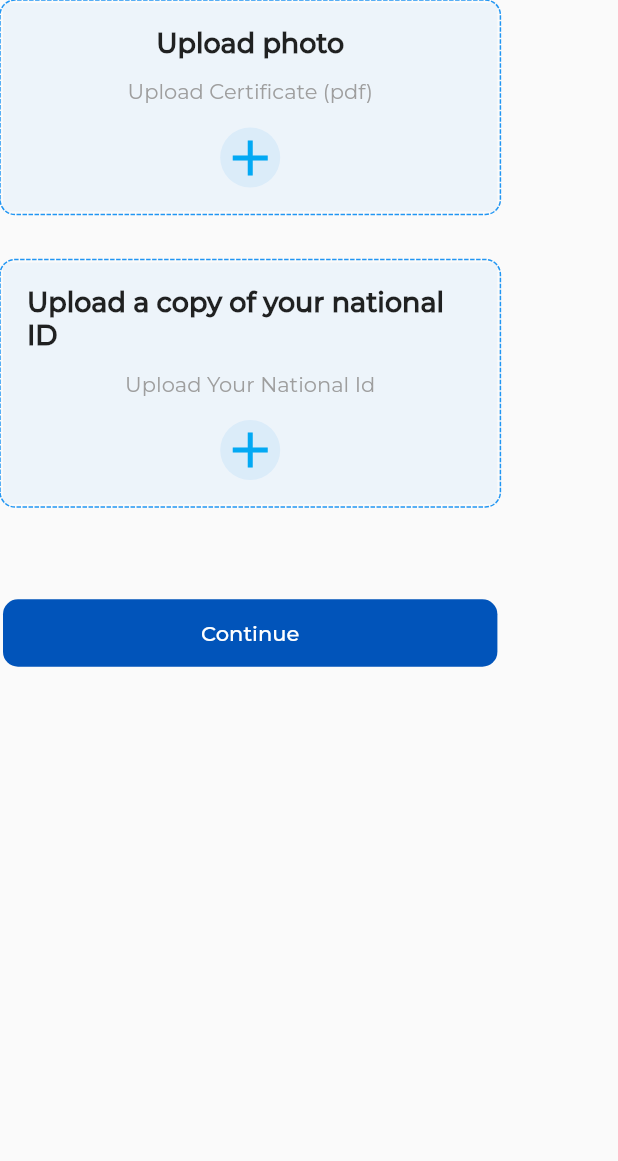
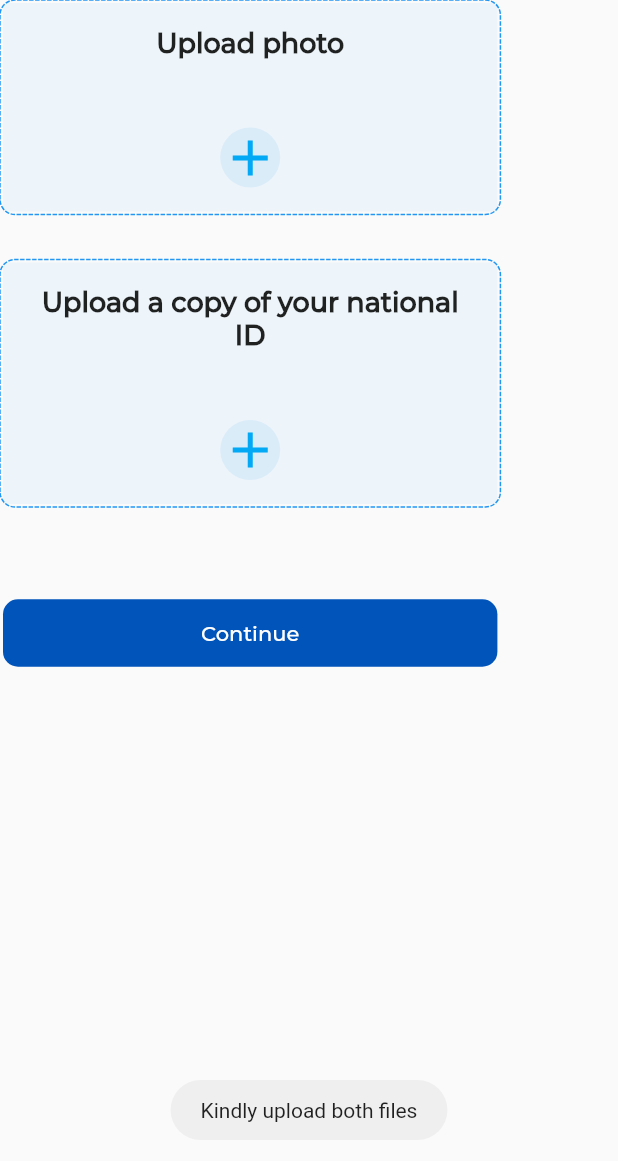
Before and after one commit to MyDaktari/MyDaktari-Mobile-App, a Flutter app: the DocumentUpload widget shown alone on an empty page, opened directly, after a tap on "Continue", on a phone screen of 412 x 824 dp. Shown: the top 1161 px of the screen. Run offline on Flutter 3.47's test engine with Material 2 defaults, Android fonts, the phone set to English and light mode, and no system bars; drawn by our look-alikes of dotted_border; our stand-ins replace bloc, calendar_date_picker2, date_field, equatable, file_picker, flutter_bloc and 3 more; missing offline and left inert: flutter_phone_direct_caller; accounts and stored records are empty; network calls fail; project files that could hold a hidden picture were left out.

Commit message:
doctor info repository and bloc

```diff
--- a/lib/logic/cubit/file_name/file_name_cubit.dart
+++ b/lib/logic/cubit/file_name/file_name_cubit.dart
@@ -4,10 +4,7 @@ import 'package:flutter_bloc/flutter_bloc.dart';
 part 'file_name_state.dart';
 
 class FileNameCubit extends Cubit<FileNameState> {
-  FileNameCubit()
-      : super(const FileNameState(
-            certificate: 'Upload Certificate (pdf)',
-            nationalId: 'Upload Your National Id'));
+  FileNameCubit() : super(const FileNameState(certificate: '', nationalId: ''));
   void setNationIdFileName({required String fileName}) =>
       emit(state.copyWith(nationalId: fileName));
   void setCertificateFileName({required String fileName}) =>
--- a/lib/logic/cubit/personal_info/personal_info_cubit.dart
+++ b/lib/logic/cubit/personal_info/personal_info_cubit.dart
@@ -2,6 +2,7 @@ import 'dart:io';
 
 import 'package:bloc/bloc.dart';
 import 'package:equatable/equatable.dart';
+import 'package:file_picker/file_picker.dart';
 
 part 'personal_info_state.dart';
 
@@ -12,8 +13,8 @@ class PersonalInfoCubit extends Cubit<PersonalInfoState> {
             experience: 0,
             location: '',
             specialty: '',
-            nationalId: File(''),
-            profilePicture: File('')));
+            nationalId: PlatformFile(name: '', size: 0),
+            profilePicture: PlatformFile(name: '', size: 0)));
 
   void updatePersonalInfo({
     required String specialty,
@@ -29,7 +30,8 @@ class PersonalInfoCubit extends Cubit<PersonalInfoState> {
   }
 
   void updatePersonalFile(
-      {required File profilePicture, required File nationalId}) {
+      {required PlatformFile profilePicture,
+      required PlatformFile nationalId}) {
     emit(
         state.copyWith(profilePicture: profilePicture, nationalId: nationalId));
   }
--- a/lib/logic/cubit/personal_info/personal_info_state.dart
+++ b/lib/logic/cubit/personal_info/personal_info_state.dart
@@ -4,7 +4,7 @@ class PersonalInfoState extends Equatable {
   final String specialty, careerOverview;
   final int experience;
   final String location;
-  final File profilePicture, nationalId;
+  final PlatformFile profilePicture, nationalId;
   PersonalInfoState({
     required this.specialty,
     required this.experience,
@@ -18,8 +18,8 @@ class PersonalInfoState extends Equatable {
     String? carrerOverview,
     int? experience,
     String? location,
-    File? profilePicture,
-    File? nationalId,
+    PlatformFile? profilePicture,
+    PlatformFile? nationalId,
   }) {
     return PersonalInfoState(
         specialty: specialty ?? this.specialty,
--- a/lib/presentations/doctor_side/personnal_info/pages/documents_verfication.dart
+++ b/lib/presentations/doctor_side/personnal_info/pages/documents_verfication.dart
@@ -1,5 +1,6 @@
 import 'package:flutter/material.dart';
 import 'package:flutter_bloc/flutter_bloc.dart';
+import 'package:fluttertoast/fluttertoast.dart';
 import '../../../../logic/cubit/file_name/file_name_cubit.dart';
 import '../../../../logic/cubit/infor_page_update/info_page_update_cubit.dart';
 import '../../../../constants/routes/route.dart' as route;
@@ -45,9 +46,7 @@ class DocumentUpload extends StatelessWidget {
                     document: 'Upload photo',
                     description: fileNameCubit.state.certificate),
               ),
-              SizedBox(
-                height: 30,
-              ),
+              SizedBox(height: 30),
               GestureDetector(
                   onTap: () async {
                     FilePickerResult? result = await FilePicker.platform
@@ -63,24 +62,23 @@ class DocumentUpload extends StatelessWidget {
                       successDialog(
                           context: context,
                           message: 'Coudn\'t upload your document',
-                        title: 'Blink Hub');
+                          title: 'MyDaktari');
                     }
                   },
                   child: UploadContainer(
                       document: 'Upload a copy of your national ID',
-                    description: fileNameCubit.state.nationalId),
-              ),
+                      description: fileNameCubit.state.nationalId)),
               SizedBox(height: 30),
               const SizedBox(height: 30),
               SizedBox(
                 width: 0.8 * MediaQuery.of(context).size.width,
                 child: ElevatedButton(
                   onPressed: () {
-                    if (pageCubit.state.index + 1 <
-                        pageCubit.state.pagesNumber) {
-                      pageCubit.setPageIndex(pageCubit.state.index + 1);
+                    if (fileNameCubit.state.certificate.isNotEmpty &&
+                        fileNameCubit.state.nationalId.isNotEmpty) {
+                      Navigator.pushNamed(context, route.homePage);
                     } else {
-                      Navigator.pushNamed(context, route.homePage);
+                      Fluttertoast.showToast(msg: 'Kindly upload both files');
                     }
                   },
                   style: ElevatedButton.styleFrom(
--- a/lib/presentations/doctor_side/personnal_info/widgets/upload_container.dart
+++ b/lib/presentations/doctor_side/personnal_info/widgets/upload_container.dart
@@ -26,6 +26,7 @@ class UploadContainer extends StatelessWidget {
           mainAxisAlignment: MainAxisAlignment.spaceAround,
           children: [
             Text(document,
+                textAlign: TextAlign.center,
                 style:
                     const TextStyle(fontSize: 18, fontWeight: FontWeight.bold)),
             const SizedBox(height: 12.0),
@@ -34,10 +35,11 @@ class UploadContainer extends StatelessWidget {
                 style: const TextStyle(fontSize: 14, color: Colors.grey)),
             const SizedBox(height: 16.0),
             Container(
-              decoration: BoxDecoration(
-                  color: Colors.blue.withOpacity(.09), shape: BoxShape.circle),
-              child: const Icon(Icons.add, color: Colors.lightBlue, size: 40.0),
-            ),
+                decoration: BoxDecoration(
+                    color: Colors.blue.withOpacity(.09),
+                    shape: BoxShape.circle),
+                child:
+                    const Icon(Icons.add, color: Colors.lightBlue, size: 40.0)),
           ],
         ),
       ),
--- a/pubspec.yaml
+++ b/pubspec.yaml
@@ -51,6 +51,7 @@ dependencies:
   dotted_border: ^2.0.0+3
   cached_network_image: ^3.2.3
   file_picker: ^5.3.1
+  mime: ^1.0.4
 
 dev_dependencies:
   flutter_launcher_icons: "^0.13.1"
```
Also changed, not shown: lib/presentations/doctor_side/appointments/appointments_list.dart (+8 -9 lines), lib/repositories/doctor/base_doctor_repository.dart (+10 -1 lines), lib/repositories/doctor/doctor_repository.dart (+53 -0 lines), pubspec.lock. Lines whose indentation alone changed are shown as unchanged.
